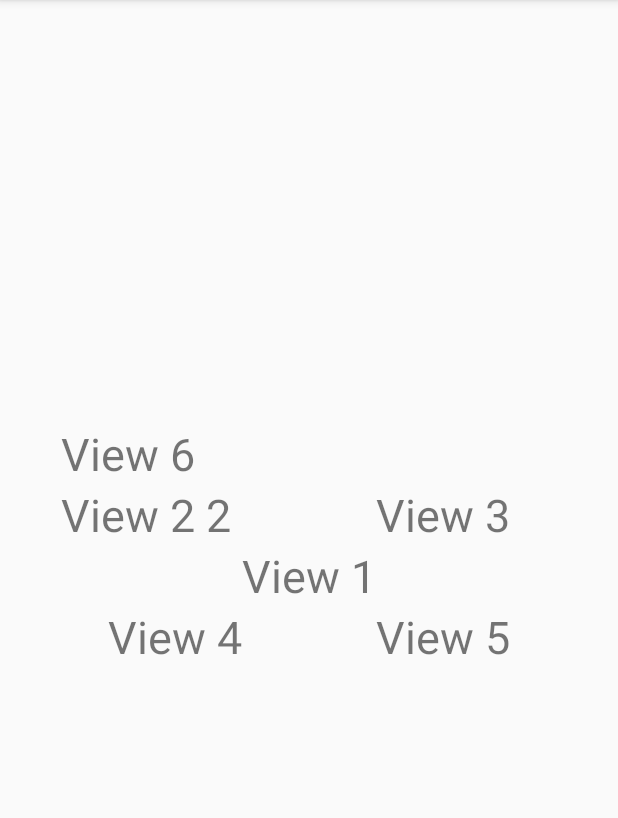
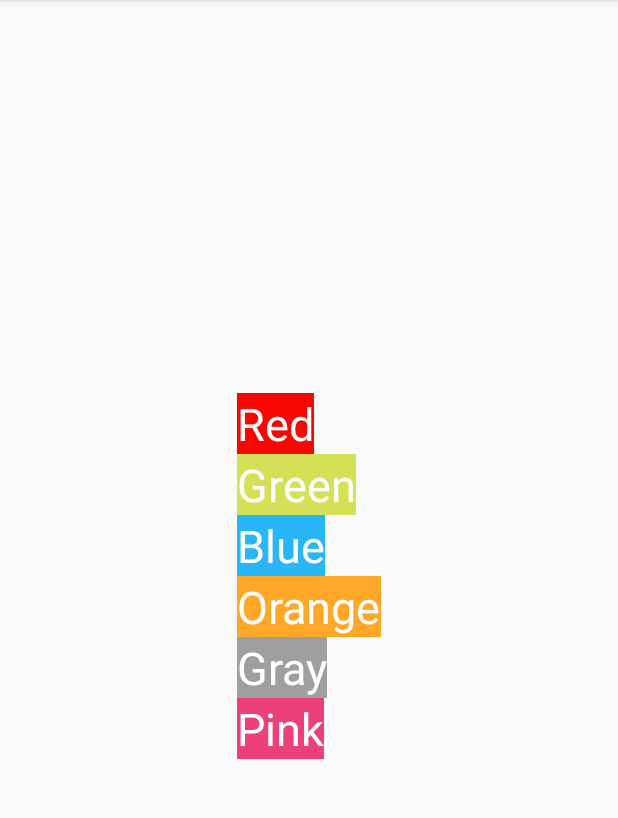
Before and after one commit to phamtanphat/RelativeLayout05102020, an Android app: the screen it shows after launch (MainActivity), on a phone screen of 412 x 824 dp, the part 84-902 px from its top. Run offline under Robolectric (Android 15) with nearby library versions, the phone set to English and light mode, and no system bars.

Commit message:
bai tap 1

```diff
--- a/app/src/main/res/layout/activity_main.xml
+++ b/app/src/main/res/layout/activity_main.xml
@@ -4,50 +4,62 @@
     xmlns:tools="http://schemas.android.com/tools"
     android:layout_width="match_parent"
     android:layout_height="match_parent"
+    android:gravity="center"
     tools:context=".MainActivity">
 
     <TextView
-        android:id="@+id/textview1"
+        android:textColor="#FFFFFF"
+        android:background="#F80602"
+        android:id="@+id/textViewRed"
         android:layout_width="wrap_content"
         android:layout_height="wrap_content"
-        android:layout_centerInParent="true"
-        android:text="View 1"
+        android:text="Red"
+        android:textSize="30sp" />
+    <TextView
+        android:textColor="#FFFFFF"
+        android:background="#D4E157"
+        android:id="@+id/textViewGreen"
+        android:layout_below="@id/textViewRed"
+        android:layout_width="wrap_content"
+        android:layout_height="wrap_content"
+        android:text="Green"
+        android:textSize="30sp" />
+    <TextView
+        android:layout_below="@id/textViewGreen"
+        android:textColor="#FFFFFF"
+        android:background="#29B6F6"
+        android:id="@+id/textViewBlue"
+        android:layout_width="wrap_content"
+        android:layout_height="wrap_content"
+        android:text="Blue"
         android:textSize="30sp" />
 
+
     <TextView
-        android:id="@+id/textview2"
+        android:textColor="#FFFFFF"
+        android:background="#FFA726"
+        android:id="@+id/textViewOrange"
+        android:layout_below="@id/textViewBlue"
         android:layout_width="wrap_content"
         android:layout_height="wrap_content"
-        android:layout_above="@id/textview1"
-        android:layout_toLeftOf="@id/textview1"
-        android:text="View 2 2 "
+        android:text="Orange"
         android:textSize="30sp" />
     <TextView
+        android:textColor="#FFFFFF"
+        android:background="#9F9F9F"
+        android:id="@+id/textViewGray"
+        android:layout_below="@id/textViewOrange"
         android:layout_width="wrap_content"
         android:layout_height="wrap_content"
-        android:layout_above="@id/textview1"
-        android:layout_toEndOf="@id/textview1"
-        android:text="View 3"
+        android:text="Gray"
         android:textSize="30sp" />
     <TextView
+        android:textColor="#FFFFFF"
+        android:background="#EC407A"
+        android:id="@+id/textViewPink"
+        android:layout_below="@id/textViewGray"
         android:layout_width="wrap_content"
         android:layout_height="wrap_content"
-        android:layout_below="@id/textview1"
-        android:layout_toLeftOf="@id/textview1"
-        android:text="View 4"
-        android:textSize="30sp" />
-    <TextView
-        android:layout_width="wrap_content"
-        android:layout_height="wrap_content"
-        android:layout_below="@id/textview1"
-        android:layout_toEndOf="@id/textview1"
-        android:text="View 5"
-        android:textSize="30sp" />
-    <TextView
-        android:layout_alignLeft="@id/textview2"
-        android:layout_width="wrap_content"
-        android:layout_height="wrap_content"
-        android:layout_above="@id/textview2"
-        android:text="View 6"
+        android:text="Pink"
         android:textSize="30sp" />
 </RelativeLayout>
```
